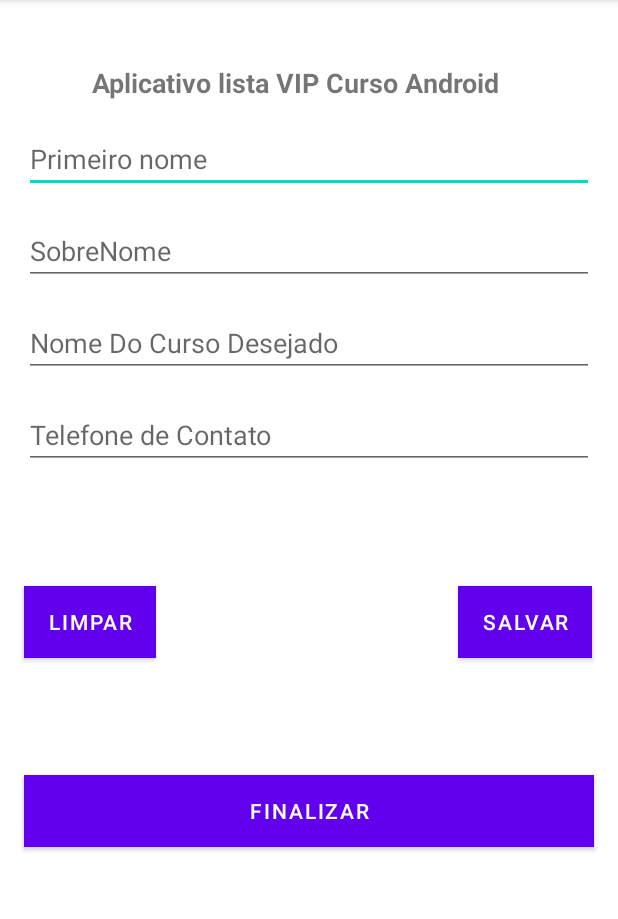
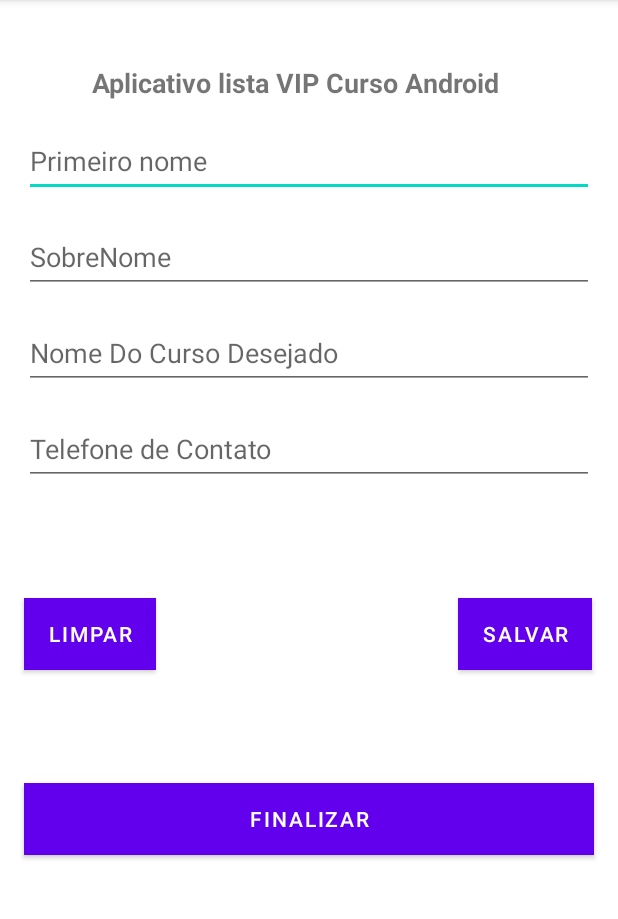
Before and after one commit to Evandro34/Projetos, an Android app: the screen it shows after launch (MainActivity), on a phone screen of 412 x 824 dp, the part 84-1003 px from its top. Run offline under Robolectric (Android 15) with nearby library versions, the phone set to English and light mode, and no system bars.

Commit message:
corrigido error da telas

```diff
--- a/AppListaCurso/app/src/main/res/layout/activity_main.xml
+++ b/AppListaCurso/app/src/main/res/layout/activity_main.xml
@@ -5,58 +5,12 @@
     android:layout_width="match_parent"
     android:layout_height="match_parent"
     tools:context=".MainActivity">
-    <EditText
-        android:id="@+id/editTextTextPersonName"
-        android:layout_width="match_parent"
-        android:layout_height="wrap_content"
-        android:layout_margin="16dp"
-        android:ems="10"
-        android:hint="Primeiro nome"
-        android:inputType="textPersonName"
-        app:layout_constraintEnd_toEndOf="parent"
-        app:layout_constraintStart_toStartOf="parent"
-        app:layout_constraintTop_toBottomOf="@+id/textView" />
-
-    <EditText
-        android:id="@+id/editTextTextPersonName4"
-        android:layout_width="match_parent"
-        android:layout_height="wrap_content"
-        android:layout_margin="16dp"
-        android:ems="10"
-        android:inputType="textPersonName"
-        android:hint="Nome Do Curso Desejado"
-        app:layout_constraintEnd_toEndOf="parent"
-        app:layout_constraintStart_toStartOf="parent"
-        app:layout_constraintTop_toBottomOf="@+id/editTextTextPersonName2" />
-
-    <EditText
-        android:id="@+id/editTextTextPersonName3"
-        android:layout_width="match_parent"
-        android:layout_height="wrap_content"
-        android:layout_margin="16dp"
-        android:ems="10"
-        android:inputType="textPersonName"
-        android:hint ="Telefone de Contato"
-        app:layout_constraintStart_toStartOf="parent"
-        app:layout_constraintTop_toBottomOf="@+id/editTextTextPersonName4" />
-
-    <EditText
-        android:id="@+id/editTextTextPersonName2"
-        android:layout_width="match_parent"
-        android:layout_height="wrap_content"
-        android:layout_margin="16dp"
-        android:ems="10"
-        android:inputType="textPersonName"
-        android:hint ="SobreNome"
-        app:layout_constraintEnd_toEndOf="parent"
-        app:layout_constraintStart_toStartOf="parent"
-        app:layout_constraintTop_toBottomOf="@+id/editTextTextPersonName" />
 
     <TextView
-        android:id="@+id/textView"
+        android:id="@+id/txt_titulo"
         android:layout_width="wrap_content"
         android:layout_height="wrap_content"
-        android:text="Aplicativo lista VIP Curso Android"
+        android:text="@string/txt_titulo"
         android:textStyle="bold"
         android:textSize="18sp"
         app:layout_constraintBottom_toBottomOf="parent"
@@ -65,43 +19,92 @@
         app:layout_constraintStart_toStartOf="parent"
         app:layout_constraintTop_toTopOf="parent"
         app:layout_constraintVertical_bias="0.057" />
+    <EditText
+        android:id="@+id/edit_primeiro_nome"
+        android:layout_width="match_parent"
+        android:layout_height="48dp"
+        android:layout_margin="16dp"
+        android:ems="10"
+        android:hint="@string/txt_hint_edit_primeiro_nome"
+        android:inputType="textPersonName"
+        app:layout_constraintEnd_toEndOf="parent"
+        app:layout_constraintStart_toStartOf="parent"
+        app:layout_constraintTop_toBottomOf="@+id/txt_titulo" />
+    <EditText
+        android:id="@+id/edit_sobrenome"
+        android:layout_width="match_parent"
+        android:layout_height="48dp"
+        android:layout_margin="16dp"
+        android:ems="10"
+        android:inputType="textPersonName"
+        android:hint ="@string/txt_hint_edit_sobrenome"
+        app:layout_constraintEnd_toEndOf="parent"
+        app:layout_constraintStart_toStartOf="parent"
+        app:layout_constraintTop_toBottomOf="@+id/edit_primeiro_nome" />
+
+
+    <EditText
+        android:id="@+id/edit_curso"
+        android:layout_width="match_parent"
+        android:layout_height="48dp"
+        android:layout_margin="16dp"
+        android:ems="10"
+        android:inputType="textPersonName"
+        android:hint="@string/txt_hint_edit_nome_do_curso_desejado"
+        app:layout_constraintEnd_toEndOf="parent"
+        app:layout_constraintStart_toStartOf="parent"
+        app:layout_constraintTop_toBottomOf="@+id/edit_sobrenome" />
+
+    <EditText
+        android:id="@+id/edit_telefone"
+        android:layout_width="match_parent"
+        android:layout_height="48dp"
+        android:layout_margin="16dp"
+        android:ems="10"
+        android:inputType="textPersonName"
+        android:hint ="@string/txt_hint_edit_telefone_de_contato"
+        app:layout_constraintStart_toStartOf="parent"
+        app:layout_constraintTop_toBottomOf="@+id/edit_curso" />
+
+
+
 
 
 
     <Button
-        android:id="@+id/button"
+        android:id="@+id/btn_limpar"
         android:layout_width="wrap_content"
         android:layout_height="wrap_content"
         android:layout_marginStart="16dp"
-        android:text="Limpar"
+        android:text="@string/txt_button_limpar"
         android:background="@color/colorButton"
-        app:layout_constraintBottom_toTopOf="@+id/button3"
+        app:layout_constraintBottom_toTopOf="@+id/btn_finalizar"
         app:layout_constraintStart_toStartOf="parent"
-        app:layout_constraintTop_toBottomOf="@+id/editTextTextPersonName3" />
+        app:layout_constraintTop_toBottomOf="@+id/edit_telefone" />
 
     <Button
-        android:id="@+id/button2"
+        android:id="@+id/btn_salvar"
         android:layout_width="wrap_content"
         android:layout_height="wrap_content"
-        android:text="Salvar"
+        android:text="@string/txt_button_salvar"
         android:background="@color/colorButton"
-        app:layout_constraintBottom_toTopOf="@+id/button3"
+        app:layout_constraintBottom_toTopOf="@+id/btn_finalizar"
         app:layout_constraintEnd_toEndOf="parent"
         app:layout_constraintHorizontal_bias="0.922"
-        app:layout_constraintStart_toEndOf="@+id/button"
-        app:layout_constraintTop_toBottomOf="@+id/editTextTextPersonName3" />
+        app:layout_constraintStart_toEndOf="@+id/btn_limpar"
+        app:layout_constraintTop_toBottomOf="@+id/edit_telefone" />
 
     <Button
-        android:id="@+id/button3"
+        android:id="@+id/btn_finalizar"
         android:layout_width="match_parent"
         android:layout_height="wrap_content"
         android:layout_margin="16dp"
         android:layout_marginBottom="260dp"
-        android:text="Finalizar"
+        android:text="@string/txt_button_finalizar"
         android:background="@color/colorButton"
         app:layout_constraintBottom_toBottomOf="parent"
         app:layout_constraintEnd_toEndOf="parent"
         app:layout_constraintStart_toStartOf="parent"
-        app:layout_constraintTop_toBottomOf="@+id/editTextTextPersonName3" />
+        app:layout_constraintTop_toBottomOf="@+id/edit_telefone" />
 
 </androidx.constraintlayout.widget.ConstraintLayout>
--- a/AppListaCurso/app/src/main/res/values/strings.xml
+++ b/AppListaCurso/app/src/main/res/values/strings.xml
@@ -1,3 +1,11 @@
 <resources>
     <string name="app_name">AppListaCurso</string>
+    <string name="txt_titulo">Aplicativo lista VIP Curso Android</string>
+    <string name="txt_hint_edit_primeiro_nome">Primeiro nome</string>
+    <string name="txt_hint_edit_sobrenome">SobreNome</string>
+    <string name="txt_hint_edit_nome_do_curso_desejado">Nome Do Curso Desejado</string>
+    <string name="txt_hint_edit_telefone_de_contato">Telefone de Contato</string>
+    <string name="txt_button_limpar">Limpar</string>
+    <string name="txt_button_salvar">Salvar</string>
+    <string name="txt_button_finalizar">Finalizar</string>
 </resources>
```
